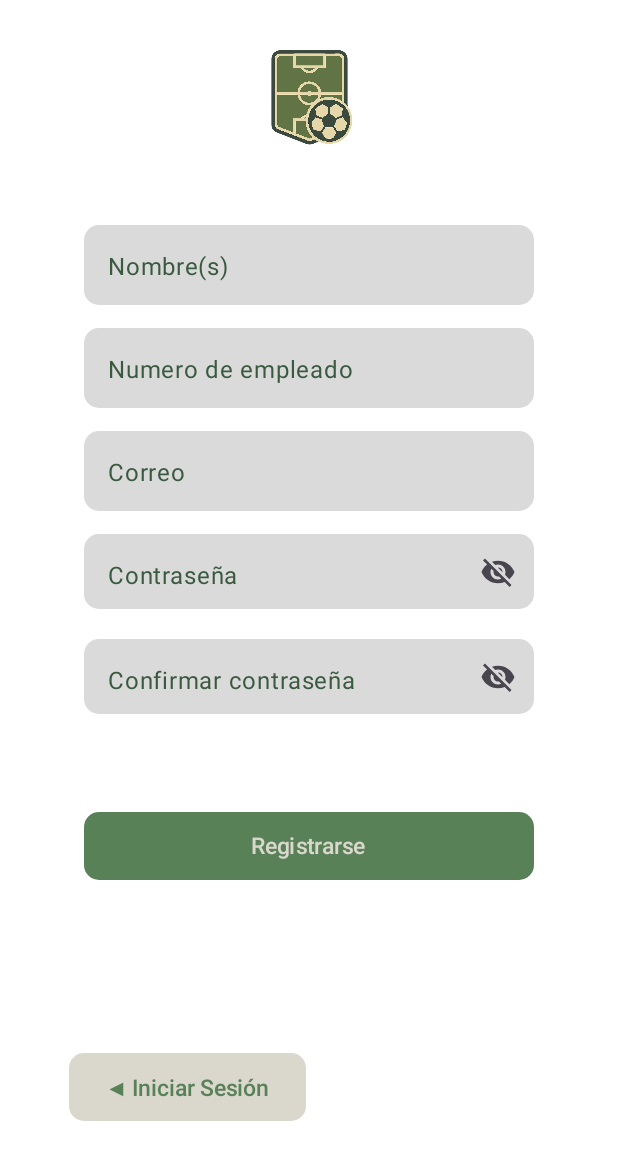
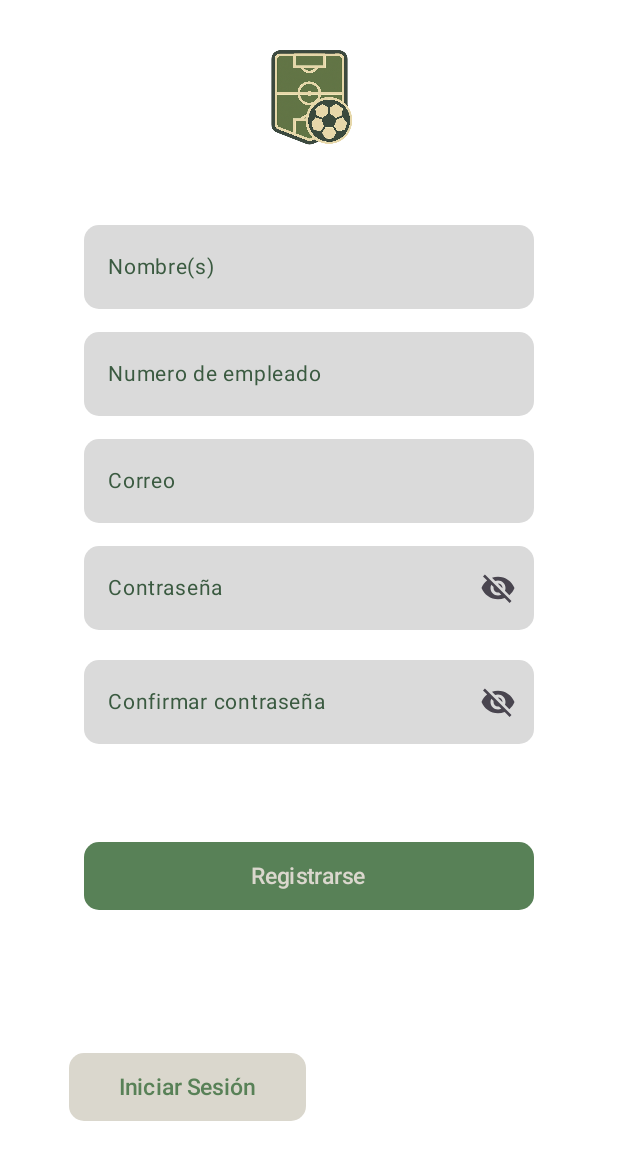
Before and after one commit to zyb1x/CanchiBol, an Android app built with Jetpack Compose: the composable LayoutRegistro shown on its own in the app's theme, on a phone screen of 412 x 824 dp. Shown: the top 1160 px of the screen. Run offline under Robolectric (Android 15) with nearby library versions, the phone set to English and light mode, and no system bars; our stand-ins replace constraintlayout-compose.

Commit message:
arreglo de bugs en texfields

```diff
--- a/app/src/main/java/com/example/canchibol/MainActivity.kt
+++ b/app/src/main/java/com/example/canchibol/MainActivity.kt
@@ -25,7 +25,7 @@ class MainActivity : ComponentActivity() {
         setContent {
             //LayoutInicio(modifier = Modifier)
             //LayoutIniciarSesion(modifier = Modifier)
-            LayoutRegistro(modifier = Modifier)
+            //LayoutRegistro(modifier = Modifier)
         }
     }
 }
--- a/app/src/main/java/com/example/canchibol/layouts/InicioDeSesion.kt
+++ b/app/src/main/java/com/example/canchibol/layouts/InicioDeSesion.kt
@@ -64,7 +64,7 @@ fun LayoutIniciarSesion(modifier: Modifier){
             onValueChange = { usuario = it },
             modifier = Modifier
                 .width(300.dp)
-                .height(50.dp)
+                //.height(50.dp)
                 .constrainAs(textFieldUsuario){
                     top.linkTo(logo.bottom, margin = 100.dp)
                     start.linkTo(parent.start)
@@ -72,9 +72,15 @@ fun LayoutIniciarSesion(modifier: Modifier){
                 },
             placeholder = {
                 Text(
-                    "Correo / Usuario"
+                    "Correo / Usuario",
+                    fontSize = 14.sp,
+                    lineHeight = 14.sp
                 )
             },
+            textStyle = LocalTextStyle.current.copy(
+                fontSize = 14.sp,
+                lineHeight = 14.sp
+            ),
             singleLine = true,
             keyboardOptions = KeyboardOptions(keyboardType = KeyboardType.Email),
             shape = RoundedCornerShape(10.dp),
@@ -98,7 +104,7 @@ fun LayoutIniciarSesion(modifier: Modifier){
             onValueChange = { contrasenia = it },
             modifier = Modifier
                 .width(300.dp)
-                .height(50.dp)
+                //.height(50.dp)
                 .constrainAs(textFieldContrasenia){
                     top.linkTo(textFieldUsuario.bottom, margin = 20.dp)
                     start.linkTo(parent.start)
@@ -106,9 +112,15 @@ fun LayoutIniciarSesion(modifier: Modifier){
                 },
             placeholder = {
                 Text(
-                    "Contraseña"
+                    "Contraseña",
+                    fontSize = 14.sp,
+                    lineHeight = 14.sp
                 )
             },
+            textStyle = LocalTextStyle.current.copy(
+                fontSize = 14.sp,
+                lineHeight = 14.sp
+            ),
             singleLine = true,
             keyboardOptions = KeyboardOptions(keyboardType = KeyboardType.Password),
             visualTransformation = if (showPassword) { //icono mostrar / ocultar contraseña
--- a/app/src/main/java/com/example/canchibol/layouts/Registro.kt
+++ b/app/src/main/java/com/example/canchibol/layouts/Registro.kt
@@ -3,6 +3,7 @@ package com.example.canchibol.layouts
 import androidx.compose.foundation.Image
 import androidx.compose.foundation.layout.fillMaxSize
 import androidx.compose.foundation.layout.height
+import androidx.compose.foundation.layout.padding
 import androidx.compose.foundation.layout.size
 import androidx.compose.foundation.layout.width
 import androidx.compose.foundation.shape.RoundedCornerShape
@@ -14,6 +15,7 @@ import androidx.compose.material3.Button
 import androidx.compose.material3.ButtonDefaults
 import androidx.compose.material3.Icon
 import androidx.compose.material3.IconButton
+import androidx.compose.material3.LocalTextStyle
 import androidx.compose.material3.OutlinedTextField
 import androidx.compose.material3.Text
 import androidx.compose.material3.TextFieldDefaults
@@ -68,7 +70,8 @@ fun LayoutRegistro(modifier: Modifier){
             onValueChange = { nombre = it },
             modifier = Modifier
                 .width(300.dp)
-                .height(53.dp)
+
+                //.height(46.dp)
                 .constrainAs(textFieldNombre){
                     top.linkTo(logo.bottom, margin = 40.dp)
                     start.linkTo(parent.start)
@@ -76,9 +79,15 @@ fun LayoutRegistro(modifier: Modifier){
                 },
             placeholder = {
                 Text(
-                    "Nombre(s)"
+                    "Nombre(s)",
+                    fontSize = 14.sp,
+                    lineHeight = 14.sp
                 )
             },
+            textStyle = LocalTextStyle.current.copy(
+                fontSize = 14.sp,
+                lineHeight = 14.sp
+            ),
             singleLine = true,
             keyboardOptions = KeyboardOptions(keyboardType = KeyboardType.Email),
             shape = RoundedCornerShape(10.dp),
@@ -101,7 +110,8 @@ fun LayoutRegistro(modifier: Modifier){
             onValueChange = { noEmpleado = it },
             modifier = Modifier
                 .width(300.dp)
-                .height(53.dp)
+                //.height(46.dp)
+
                 .constrainAs(textFieldNEmpleado){
                     top.linkTo(textFieldNombre.bottom, margin = 15.dp)
                     start.linkTo(parent.start)
@@ -109,9 +119,15 @@ fun LayoutRegistro(modifier: Modifier){
                 },
             placeholder = {
                 Text(
-                    "Numero de empleado"
+                    "Numero de empleado",
+                    fontSize = 14.sp,
+                    lineHeight = 14.sp
                 )
             },
+            textStyle = LocalTextStyle.current.copy(
+                fontSize = 14.sp,
+                lineHeight = 14.sp
+            ),
             singleLine = true,
             keyboardOptions = KeyboardOptions(keyboardType = KeyboardType.Email),
             shape = RoundedCornerShape(10.dp),
@@ -134,7 +150,7 @@ fun LayoutRegistro(modifier: Modifier){
             onValueChange = { correo = it },
             modifier = Modifier
                 .width(300.dp)
-                .height(53.dp)
+                //.height(46.dp)
                 .constrainAs(textFieldCorreo){
                     top.linkTo(textFieldNEmpleado.bottom, margin = 15.dp)
                     start.linkTo(parent.start)
@@ -142,9 +158,15 @@ fun LayoutRegistro(modifier: Modifier){
                 },
             placeholder = {
                 Text(
-                    "Correo"
+                    "Correo",
+                    fontSize = 14.sp,
+                    lineHeight = 14.sp
                 )
             },
+            textStyle = LocalTextStyle.current.copy(
+                fontSize = 14.sp,
+                lineHeight = 14.sp
+            ),
             singleLine = true,
             keyboardOptions = KeyboardOptions(keyboardType = KeyboardType.Email),
             shape = RoundedCornerShape(10.dp),
@@ -168,7 +190,8 @@ fun LayoutRegistro(modifier: Modifier){
             onValueChange = { contrasenia = it },
             modifier = Modifier
                 .width(300.dp)
-                .height(50.dp)
+                //.height(46.dp)
+
                 .constrainAs(textFieldContrasenia){
                     top.linkTo(textFieldCorreo.bottom, margin = 15.dp)
                     start.linkTo(parent.start)
@@ -176,9 +199,16 @@ fun LayoutRegistro(modifier: Modifier){
                 },
             placeholder = {
                 Text(
-                    "Contraseña"
+                    "Contraseña", modifier = Modifier
+                        ,
+                        fontSize = 14.sp,
+                    lineHeight = 14.sp
                 )
             },
+            textStyle = LocalTextStyle.current.copy(
+                fontSize = 14.sp,
+                lineHeight = 14.sp
+            ),
             singleLine = true,
             keyboardOptions = KeyboardOptions(keyboardType = KeyboardType.Password),
             visualTransformation = if (showPassword) { //icono mostrar / ocultar contraseña
@@ -223,7 +253,7 @@ fun LayoutRegistro(modifier: Modifier){
             onValueChange = { confContra = it },
             modifier = Modifier
                 .width(300.dp)
-                .height(50.dp)
+                //.height(46.dp)
                 .constrainAs(textFieldConfContra){
                     top.linkTo(textFieldContrasenia.bottom, margin = 20.dp)
                     start.linkTo(parent.start)
@@ -231,9 +261,15 @@ fun LayoutRegistro(modifier: Modifier){
                 },
             placeholder = {
                 Text(
-                    "Confirmar contraseña"
+                    "Confirmar contraseña",
+                    fontSize = 14.sp,
+                    lineHeight = 14.sp
                 )
             },
+            textStyle = LocalTextStyle.current.copy(
+                fontSize = 14.sp,
+                lineHeight = 14.sp
+            ),
             singleLine = true,
             keyboardOptions = KeyboardOptions(keyboardType = KeyboardType.Password),
             visualTransformation = if (showPassword) { //icono mostrar / ocultar contraseña
@@ -295,7 +331,7 @@ fun LayoutRegistro(modifier: Modifier){
                 .width(158.dp)
                 .height(45.dp)
                 .constrainAs(btnIniciarSesion){
-                    top.linkTo(btnRegistrarse.bottom, margin = 115.dp)
+                    top.linkTo(btnRegistrarse.bottom, margin = 95.dp)
                     start.linkTo(btnRegistrarse.start, margin = -10.dp)
 
                 },
@@ -304,7 +340,7 @@ fun LayoutRegistro(modifier: Modifier){
                 containerColor = LightGreen,
                 contentColor = MediumGreen
             )) {
-            Text("◀ Iniciar Sesión", fontSize = 15.sp)
+            Text("Iniciar Sesión", fontSize = 15.sp)
         }
 
 
```
